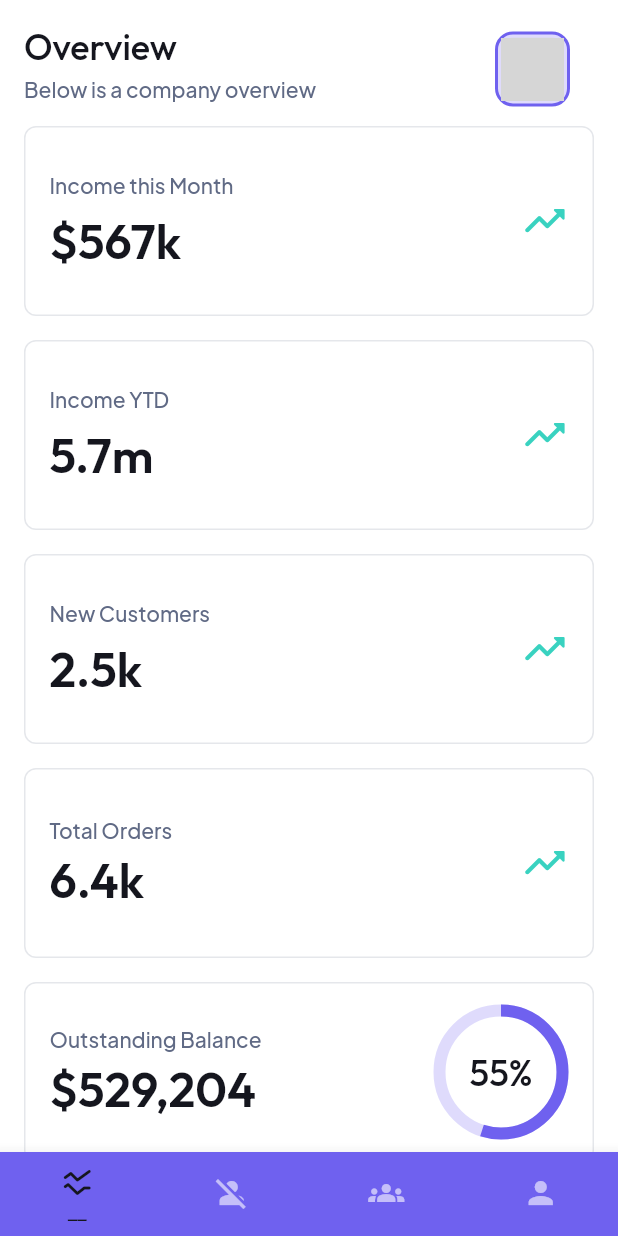
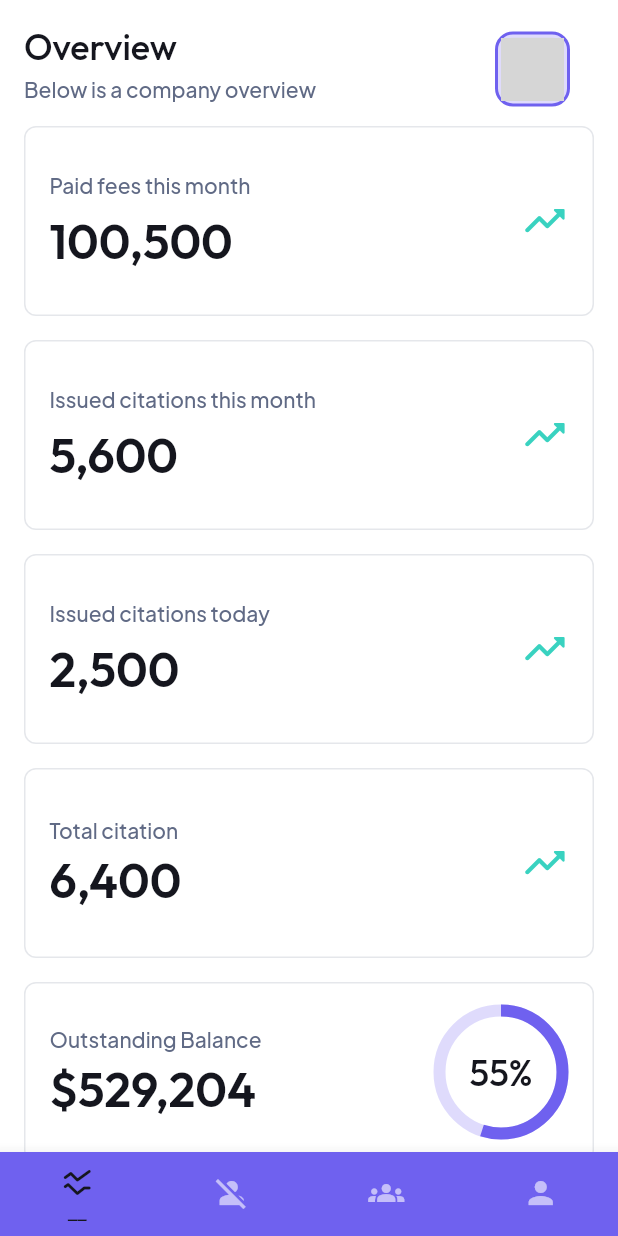
Before and after one commit to LorinsSabyir/RoadWatch-Admin-Dashboard, a Flutter app: the screen it shows after launch, on a phone screen of 412 x 824 dp. Run offline on Flutter 3.47's test engine with Material 3 defaults, Android fonts, the light colour scheme and no system bars; drawn by our look-alikes of cached_network_image, flutter_animate, percent_indicator; our stand-ins replace auto_size_text, firebase_core, font_awesome_flutter, from_css_color, go_router, google_fonts and 3 more; missing offline and left inert: aligned_dialog, json_path; accounts and stored records are empty; network calls fail; grey boxes are pictures that could not be loaded.

Commit message:
Updating to latest FlutterFlow output.

```diff
--- a/lib/pages/main_admin_profile/main_admin_profile_widget.dart
+++ b/lib/pages/main_admin_profile/main_admin_profile_widget.dart
@@ -139,7 +139,7 @@ class _MainAdminProfileWidgetState extends State<MainAdminProfileWidget>
                                     padding: EdgeInsetsDirectional.fromSTEB(
                                         16.0, 0.0, 0.0, 4.0),
                                     child: Text(
-                                      'My Profile',
+                                      'Admin Profile',
                                       style: FlutterFlowTheme.of(context)
                                           .headlineMedium
                                           .override(
@@ -286,7 +286,7 @@ class _MainAdminProfileWidgetState extends State<MainAdminProfileWidget>
                                                       CrossAxisAlignment.start,
                                                   children: [
                                                     Text(
-                                                      'Casper Ghost',
+                                                      'Fate John',
                                                       style:
                                                           FlutterFlowTheme.of(
                                                                   context)
@@ -325,7 +325,7 @@ class _MainAdminProfileWidgetState extends State<MainAdminProfileWidget>
                                                                   0.0,
                                                                   0.0),
                                                       child: Text(
-                                                        'casper@ghustbusters.com',
+                                                        'fate@yahoo.com',
                                                         style:
                                                             FlutterFlowTheme.of(
                                                                     context)
@@ -452,7 +452,7 @@ class _MainAdminProfileWidgetState extends State<MainAdminProfileWidget>
                                                           ),
                                                         ),
                                                         Text(
-                                                          'Orders Placed',
+                                                          'ambut unsa ni',
                                                           textAlign:
                                                               TextAlign.center,
                                                           style: FlutterFlowTheme
@@ -568,7 +568,7 @@ class _MainAdminProfileWidgetState extends State<MainAdminProfileWidget>
                                                           ),
                                                         ),
                                                         Text(
-                                                          'Money Earned',
+                                                          'kani pud',
                                                           textAlign:
                                                               TextAlign.center,
                                                           style: FlutterFlowTheme
--- a/lib/pages/main_dashboard/main_dashboard_widget.dart
+++ b/lib/pages/main_dashboard/main_dashboard_widget.dart
@@ -348,7 +348,7 @@ class _MainDashboardWidgetState extends State<MainDashboardWidget>
                                                   CrossAxisAlignment.start,
                                               children: [
                                                 Text(
-                                                  'Andrew D.',
+                                                  'Admin name',
                                                   style: FlutterFlowTheme.of(
                                                           context)
                                                       .bodyLarge
@@ -496,7 +496,7 @@ class _MainDashboardWidgetState extends State<MainDashboardWidget>
                                                 CrossAxisAlignment.start,
                                             children: [
                                               Text(
-                                                'Income this Month',
+                                                'Paid fees this month',
                                                 style:
                                                     FlutterFlowTheme.of(context)
                                                         .labelMedium
@@ -540,7 +540,7 @@ class _MainDashboardWidgetState extends State<MainDashboardWidget>
                                                                   4.0,
                                                                   0.0),
                                                       child: Text(
-                                                        '\$567k',
+                                                        '100,500',
                                                         style:
                                                             FlutterFlowTheme.of(
                                                                     context)
@@ -616,7 +616,7 @@ class _MainDashboardWidgetState extends State<MainDashboardWidget>
                                                 CrossAxisAlignment.start,
                                             children: [
                                               Text(
-                                                'Income YTD',
+                                                'Issued citations this month',
                                                 style:
                                                     FlutterFlowTheme.of(context)
                                                         .labelMedium
@@ -656,7 +656,7 @@ class _MainDashboardWidgetState extends State<MainDashboardWidget>
                                                             .fromSTEB(0.0, 8.0,
                                                                 4.0, 0.0),
                                                     child: Text(
-                                                      '5.7m',
+                                                      '5,600',
                                                       style:
                                                           FlutterFlowTheme.of(
                                                                   context)
@@ -732,7 +732,7 @@ class _MainDashboardWidgetState extends State<MainDashboardWidget>
                                                 CrossAxisAlignment.start,
                                             children: [
                                               Text(
-                                                'New Customers',
+                                                'Issued citations today',
                                                 style:
                                                     FlutterFlowTheme.of(context)
                                                         .labelMedium
@@ -772,7 +772,7 @@ class _MainDashboardWidgetState extends State<MainDashboardWidget>
                                                             .fromSTEB(0.0, 8.0,
                                                                 4.0, 0.0),
                                                     child: Text(
-                                                      '2.5k',
+                                                      '2,500',
                                                       style:
                                                           FlutterFlowTheme.of(
                                                                   context)
@@ -848,7 +848,7 @@ class _MainDashboardWidgetState extends State<MainDashboardWidget>
                                                 CrossAxisAlignment.start,
                                             children: [
                                               Text(
-                                                'Total Orders',
+                                                'Total citation',
                                                 style:
                                                     FlutterFlowTheme.of(context)
                                                         .labelMedium
@@ -888,7 +888,7 @@ class _MainDashboardWidgetState extends State<MainDashboardWidget>
                                                             .fromSTEB(0.0, 4.0,
                                                                 4.0, 0.0),
                                                     child: Text(
-                                                      '6.4k',
+                                                      '6,400',
                                                       style:
                                                           FlutterFlowTheme.of(
                                                                   context)
@@ -986,7 +986,7 @@ class _MainDashboardWidgetState extends State<MainDashboardWidget>
                                                     CrossAxisAlignment.start,
                                                 children: [
                                                   Text(
-                                                    'Outstanding Balance',
+                                                    'Citation balance this year',
                                                     style: FlutterFlowTheme.of(
                                                             context)
                                                         .labelMedium
@@ -1030,7 +1030,7 @@ class _MainDashboardWidgetState extends State<MainDashboardWidget>
                                                                     4.0,
                                                                     0.0),
                                                         child: Text(
-                                                          '\$529,204',
+                                                          '29,204',
                                                           style: FlutterFlowTheme
                                                                   .of(context)
                                                               .displaySmall
@@ -1146,7 +1146,7 @@ class _MainDashboardWidgetState extends State<MainDashboardWidget>
                                                     CrossAxisAlignment.start,
                                                 children: [
                                                   Text(
-                                                    'Outstanding Balance',
+                                                    'ambut unsay ibutang dre',
                                                     style: FlutterFlowTheme.of(
                                                             context)
                                                         .labelMedium
@@ -1190,7 +1190,7 @@ class _MainDashboardWidgetState extends State<MainDashboardWidget>
                                                                     4.0,
                                                                     0.0),
                                                         child: Text(
-                                                          '\$529,204',
+                                                          '123,456',
                                                           style: FlutterFlowTheme
                                                                   .of(context)
                                                               .displaySmall
```
